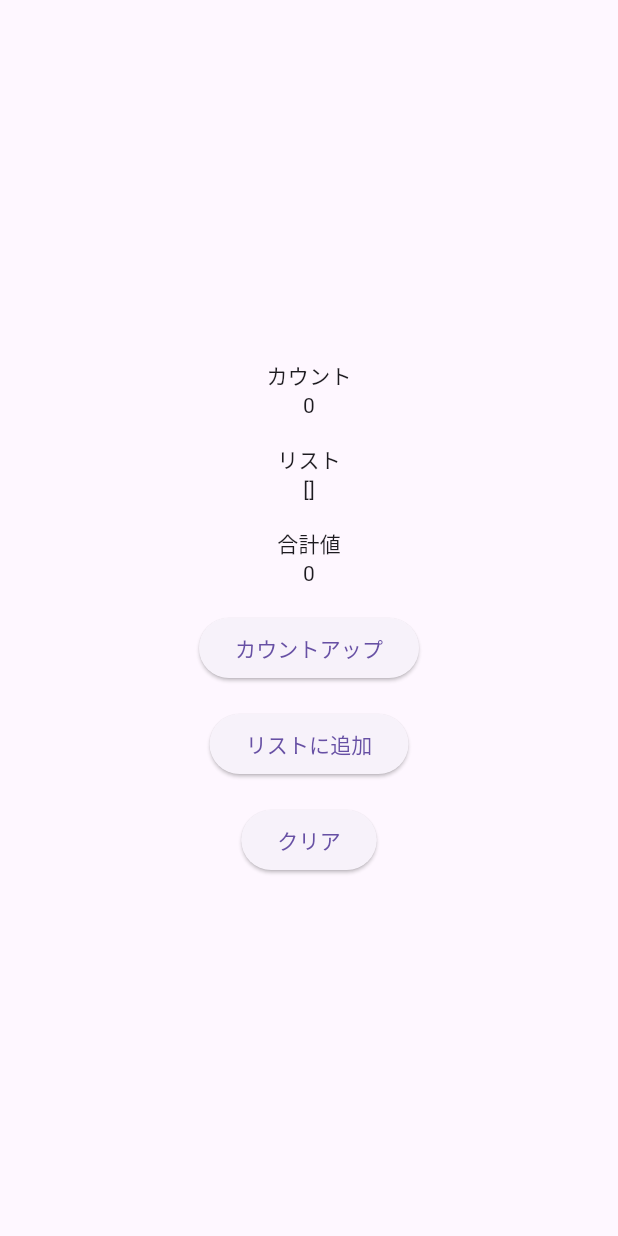
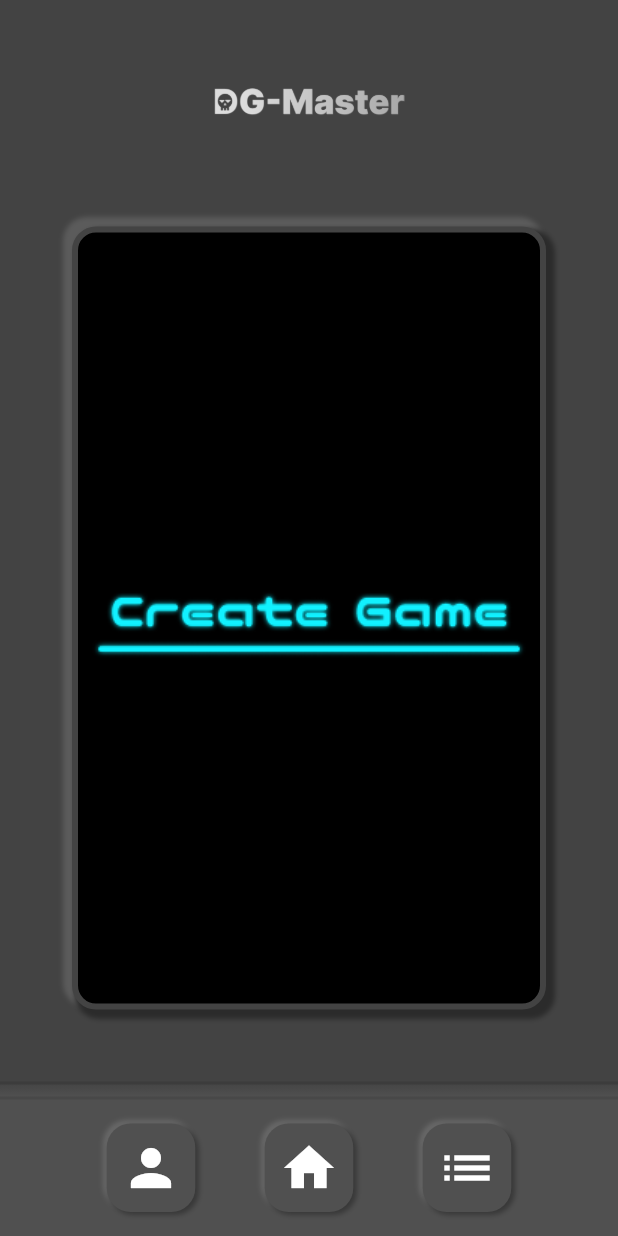
Before and after one commit to team-Effective/R-FrontMaster, a Flutter app: the screen it shows after launch, on a phone screen of 412 x 824 dp. Run offline on Flutter 3.47's test engine with Material 3 defaults, Android fonts, the light colour scheme and no system bars.

Commit message:
create:HomePageを作成しました

```diff
--- a/lib/main.dart
+++ b/lib/main.dart
@@ -1,6 +1,7 @@
 import 'package:dg_master/controller/counter_controller.dart';
 import 'package:dg_master/model/counter.dart';
 import 'package:dg_master/view/counter_page.dart';
+import 'package:dg_master/view/home_page.dart';
 import 'package:flutter/material.dart';
 import 'package:provider/provider.dart';
 
@@ -25,7 +26,8 @@ class MyApp extends StatelessWidget {
       child: MaterialApp(
         initialRoute: '/',
         routes: {
-          '/': (context) => const CounterPage(),
+          '/': (context) => HomePage(),
+          '/test': (context) => const CounterPage(),
         },
       ),
     );
--- /dev/null
+++ b/lib/view/home_page.dart
@@ -0,0 +1,182 @@
+import 'package:flutter/material.dart';
+
+class HomePage extends StatelessWidget {
+  const HomePage({super.key});
+
+  @override
+  Widget build(BuildContext context) {
+    return Scaffold(
+      backgroundColor: const Color.fromRGBO(67, 67, 67, 1),
+      body: Column(
+        children: [
+          Expanded(
+            //アプリロゴ
+            flex: 1,
+            child: Container(
+              padding: const EdgeInsets.fromLTRB(64, 56, 64, 24),
+              child: Image.asset(
+                'assets/images/app_logo.png',
+                fit: BoxFit.contain,
+              ),
+            ),
+          ),
+          Expanded(
+            //メイン機能
+            flex: 6,
+            child: Container(
+              padding: const EdgeInsets.all(48),
+              child: Container(
+                decoration: BoxDecoration(
+                  color: Colors.black,
+                  border: Border.all(
+                      color: const Color.fromRGBO(67, 67, 67, 1), width: 4),
+                  borderRadius: BorderRadius.circular(16),
+                  boxShadow: const [
+                    BoxShadow(
+                      color: Color.fromRGBO(91, 91, 91, 1), //色
+                      spreadRadius: 2,
+                      blurRadius: 2,
+                      offset: Offset(-4, -4),
+                    ),
+                    BoxShadow(
+                      color: Color.fromRGBO(43, 43, 43, 1), //色
+                      spreadRadius: 2,
+                      blurRadius: 2,
+                      offset: Offset(4, 4),
+                    ),
+                  ],
+                ),
+                child: Image.asset('assets/images/create_game_logo.png'),
+              ),
+            ),
+          ),
+          Expanded(
+            // ボトムナビゲーション
+            flex: 1,
+            child: Container(
+              padding: const EdgeInsets.fromLTRB(0, 8, 0, 0),
+              decoration: const BoxDecoration(
+                  gradient: LinearGradient(
+                      begin: Alignment.topCenter,
+                      end: Alignment(0, -0.8),
+                      colors: [
+                        Color.fromRGBO(67, 67, 67, 1),
+                        Color.fromRGBO(80, 80, 80, 1)
+                      ]),
+                  border: Border(
+                      top: BorderSide(
+                    color: Color.fromRGBO(60, 60, 60, 1),
+                    width: 2,
+                  ))),
+              child: Container(
+                padding: const EdgeInsets.fromLTRB(48, 16, 48, 16),
+                decoration: const BoxDecoration(
+                    color: Color.fromRGBO(80, 80, 80, 1),
+                    border: Border(
+                        top: BorderSide(
+                      color: Color.fromRGBO(72, 72, 72, 1),
+                      width: 2,
+                    ))),
+                child: Row(
+                  mainAxisAlignment: MainAxisAlignment.spaceAround,
+                  children: [
+                    AspectRatio(
+                      aspectRatio: 1,
+                      child: Container(
+                        height: 64,
+                        decoration: BoxDecoration(
+                            color: const Color.fromRGBO(80, 80, 80, 1),
+                            borderRadius: BorderRadius.circular(16),
+                            boxShadow: const [
+                              BoxShadow(
+                                color: Color.fromRGBO(104, 104, 104, 1), //色
+                                spreadRadius: 0,
+                                blurRadius: 2,
+                                offset: Offset(-2, -2),
+                              ),
+                              BoxShadow(
+                                color: Color.fromRGBO(56, 56, 56, 1), //色
+                                spreadRadius: 0,
+                                blurRadius: 2,
+                                offset: Offset(2, 2),
+                              ),
+                            ]),
+                        child: const Icon(
+                          Icons.person,
+                          color: Colors.white,
+                          size: 40,
+                          semanticLabel:
+                              'Text to announce in accessibility modes',
+                        ),
+                      ),
+                    ),
+                    AspectRatio(
+                      aspectRatio: 1,
+                      child: Container(
+                        height: 64,
+                        decoration: BoxDecoration(
+                            color: const Color.fromRGBO(80, 80, 80, 1),
+                            borderRadius: BorderRadius.circular(16),
+                            boxShadow: const [
+                              BoxShadow(
+                                color: Color.fromRGBO(104, 104, 104, 1), //色
+                                spreadRadius: 0,
+                                blurRadius: 2,
+                                offset: Offset(-2, -2),
+                              ),
+                              BoxShadow(
+                                color: Color.fromRGBO(56, 56, 56, 1), //色
+                                spreadRadius: 0,
+                                blurRadius: 2,
+                                offset: Offset(2, 2),
+                              ),
+                            ]),
+                        child: const Icon(
+                          Icons.home,
+                          color: Colors.white,
+                          size: 40,
+                          semanticLabel:
+                              'Text to announce in accessibility modes',
+                        ),
+                      ),
+                    ),
+                    AspectRatio(
+                      aspectRatio: 1,
+                      child: Container(
+                        height: 64,
+                        decoration: BoxDecoration(
+                            color: const Color.fromRGBO(80, 80, 80, 1),
+                            borderRadius: BorderRadius.circular(16),
+                            boxShadow: const [
+                              BoxShadow(
+                                color: Color.fromRGBO(104, 104, 104, 1), //色
+                                spreadRadius: 0,
+                                blurRadius: 2,
+                                offset: Offset(-2, -2),
+                              ),
+                              BoxShadow(
+                                color: Color.fromRGBO(56, 56, 56, 1), //色
+                                spreadRadius: 0,
+                                blurRadius: 2,
+                                offset: Offset(2, 2),
+                              ),
+                            ]),
+                        child: const Icon(
+                          Icons.list,
+                          color: Colors.white,
+                          size: 40,
+                          semanticLabel:
+                              'Text to announce in accessibility modes',
+                        ),
+                      ),
+                    )
+                  ],
+                ),
+              ),
+            ),
+          ),
+        ],
+      ),
+    );
+  }
+}
--- a/pubspec.yaml
+++ b/pubspec.yaml
@@ -60,9 +60,8 @@ flutter:
   uses-material-design: true
 
   # To add assets to your application, add an assets section, like this:
-  # assets:
-  #   - images/a_dot_burr.jpeg
-  #   - images/a_dot_ham.jpeg
+  assets:
+    - assets/images/
 
   # An image asset can refer to one or more resolution-specific "variants", see
   # https://flutter.dev/assets-and-images/#resolution-aware
```
Also changed, not shown: assets/images/app_logo.png (added), assets/images/create_game_logo.png (added), assets/images/player_list_icon.png (added).
